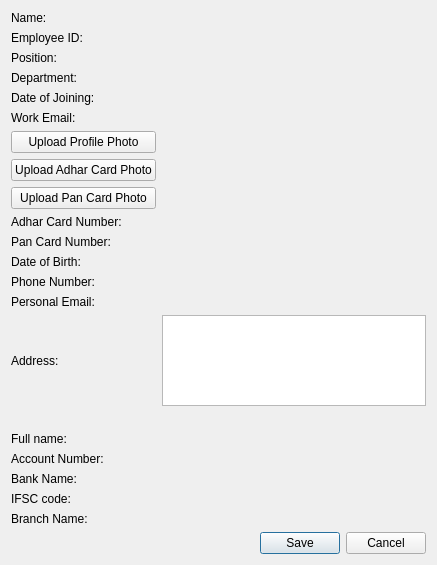
Old version of the form internal/ui/add_edit_employee.ui in the repository Omsutar03/payroll_app.
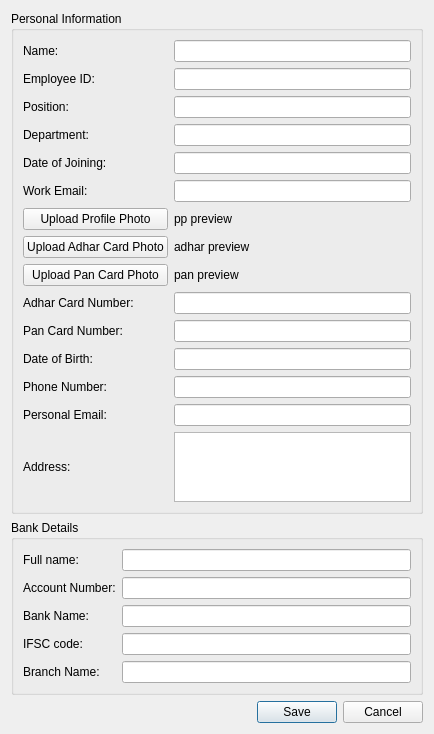
New version of the form.

Patch:
```diff
--- a/internal/ui/add_edit_employee.ui
+++ b/internal/ui/add_edit_employee.ui
@@ -6,180 +6,254 @@
    <rect>
     <x>0</x>
     <y>0</y>
-    <width>437</width>
-    <height>565</height>
+    <width>434</width>
+    <height>698</height>
    </rect>
   </property>
   <property name="windowTitle">
    <string>Dialog</string>
   </property>
+  <layout class="QVBoxLayout" name="verticalLayout">
+   <item>
+    <widget class="QGroupBox" name="groupBox">
+     <property name="title">
+      <string>Personal Information</string>
+     </property>
   <layout class="QGridLayout" name="gridLayout">
-   <item row="18" column="1">
-    <widget class="QLabel" name="label_31">
+      <item row="8" column="0">
+       <widget class="QPushButton" name="pushButton_3">
      <property name="text">
-      <string>Bank Name:</string>
+         <string>Upload Pan Card Photo</string>
      </property>
     </widget>
    </item>
-   <item row="13" column="1">
-    <widget class="QLabel" name="label_24">
+      <item row="6" column="0">
+       <widget class="QPushButton" name="pushButton">
      <property name="text">
-      <string>Personal Email:</string>
+         <string>Upload Profile Photo</string>
      </property>
     </widget>
    </item>
-   <item row="16" column="1">
-    <widget class="QLabel" name="label_27">
+      <item row="7" column="0">
+       <widget class="QPushButton" name="pushButton_2">
      <property name="text">
-      <string>Full name:</string>
+         <string>Upload Adhar Card Photo</string>
      </property>
     </widget>
    </item>
-   <item row="1" column="1">
-    <widget class="QLabel" name="label_2">
+      <item row="6" column="1">
+       <widget class="QLabel" name="label_17">
+        <property name="text">
+         <string>pp preview</string>
+        </property>
+       </widget>
+      </item>
+      <item row="10" column="0">
+       <widget class="QLabel" name="label_7">
+        <property name="text">
+         <string>Pan Card Number:</string>
+        </property>
+       </widget>
+      </item>
+      <item row="3" column="1">
+       <widget class="QLineEdit" name="lineEdit_3"/>
+      </item>
+      <item row="14" column="0">
+       <widget class="QLabel" name="label_11">
+        <property name="text">
+         <string>Address:</string>
+        </property>
+       </widget>
+      </item>
+      <item row="1" column="0">
+       <widget class="QLabel" name="label_1">
      <property name="text">
       <string>Employee ID:</string>
      </property>
     </widget>
    </item>
-   <item row="14" column="2">
-    <widget class="QTextEdit" name="textEdit"/>
-   </item>
-   <item row="17" column="1">
-    <widget class="QLabel" name="label_29">
-     <property name="text">
-      <string>Account Number:</string>
-     </property>
-    </widget>
-   </item>
-   <item row="19" column="1">
-    <widget class="QLabel" name="label_33">
-     <property name="text">
-      <string>IFSC code:</string>
-     </property>
-    </widget>
-   </item>
    <item row="4" column="1">
-    <widget class="QLabel" name="label_9">
+       <widget class="QLineEdit" name="lineEdit_4"/>
+      </item>
+      <item row="11" column="1">
+       <widget class="QLineEdit" name="lineEdit_8"/>
+      </item>
+      <item row="9" column="0">
+       <widget class="QLabel" name="label_6">
+        <property name="text">
+         <string>Adhar Card Number:</string>
+        </property>
+       </widget>
+      </item>
+      <item row="9" column="1">
+       <widget class="QLineEdit" name="lineEdit_6"/>
+      </item>
+      <item row="4" column="0">
+       <widget class="QLabel" name="label_4">
      <property name="text">
       <string>Date of Joining:</string>
      </property>
     </widget>
    </item>
-   <item row="21" column="1" colspan="2">
-    <widget class="QDialogButtonBox" name="buttonBox">
-     <property name="orientation">
-      <enum>Qt::Orientation::Horizontal</enum>
-     </property>
-     <property name="standardButtons">
-      <set>QDialogButtonBox::StandardButton::Cancel|QDialogButtonBox::StandardButton::Save</set>
-     </property>
-    </widget>
-   </item>
-   <item row="3" column="1">
-    <widget class="QLabel" name="label_7">
-     <property name="text">
-      <string>Department:</string>
-     </property>
-    </widget>
-   </item>
-   <item row="2" column="1">
+      <item row="10" column="1">
+       <widget class="QLineEdit" name="lineEdit_7"/>
+      </item>
+      <item row="3" column="0">
     <widget class="QLabel" name="label_3">
      <property name="text">
+         <string>Department:</string>
+        </property>
+       </widget>
+      </item>
+      <item row="2" column="0">
+       <widget class="QLabel" name="label_2">
+        <property name="text">
       <string>Position:</string>
      </property>
     </widget>
    </item>
-   <item row="0" column="1">
+      <item row="13" column="0">
+       <widget class="QLabel" name="label_10">
+        <property name="text">
+         <string>Personal Email:</string>
+        </property>
+       </widget>
+      </item>
+      <item row="1" column="1">
+       <widget class="QLineEdit" name="lineEdit_1"/>
+      </item>
+      <item row="7" column="1">
+       <widget class="QLabel" name="label_18">
+        <property name="text">
+         <string>adhar preview</string>
+        </property>
+       </widget>
+      </item>
+      <item row="8" column="1">
+       <widget class="QLabel" name="label_19">
+        <property name="text">
+         <string>pan preview</string>
+        </property>
+       </widget>
+      </item>
+      <item row="5" column="0">
+       <widget class="QLabel" name="label_5">
+        <property name="text">
+         <string>Work Email:</string>
+        </property>
+       </widget>
+      </item>
+      <item row="2" column="1">
+       <widget class="QLineEdit" name="lineEdit_2"/>
+      </item>
+      <item row="11" column="0">
+       <widget class="QLabel" name="label_8">
+        <property name="text">
+         <string>Date of Birth:</string>
+        </property>
+       </widget>
+      </item>
+      <item row="0" column="0">
     <widget class="QLabel" name="label">
      <property name="text">
       <string>Name:</string>
      </property>
     </widget>
    </item>
+      <item row="0" column="1">
+       <widget class="QLineEdit" name="lineEdit"/>
+      </item>
+      <item row="12" column="0">
+       <widget class="QLabel" name="label_9">
+        <property name="text">
+         <string>Phone Number:</string>
+        </property>
+       </widget>
+      </item>
    <item row="5" column="1">
-    <widget class="QLabel" name="label_11">
-     <property name="text">
-      <string>Work Email:</string>
-     </property>
-    </widget>
-   </item>
-   <item row="15" column="1" colspan="2">
-    <spacer name="horizontalSpacer">
-     <property name="orientation">
-      <enum>Qt::Orientation::Horizontal</enum>
-     </property>
-     <property name="sizeHint" stdset="0">
-      <size>
-       <width>40</width>
-       <height>20</height>
-      </size>
-     </property>
-    </spacer>
-   </item>
-   <item row="11" column="1">
-    <widget class="QLabel" name="label_20">
-     <property name="text">
-      <string>Date of Birth:</string>
-     </property>
-    </widget>
-   </item>
-   <item row="8" column="1">
-    <widget class="QPushButton" name="pushButton_3">
-     <property name="text">
-      <string>Upload Pan Card Photo</string>
-     </property>
-    </widget>
-   </item>
-   <item row="7" column="1">
-    <widget class="QPushButton" name="pushButton_2">
-     <property name="text">
-      <string>Upload Adhar Card Photo</string>
-     </property>
-    </widget>
+       <widget class="QLineEdit" name="lineEdit_5"/>
    </item>
    <item row="12" column="1">
-    <widget class="QLabel" name="label_22">
-     <property name="text">
-      <string>Phone Number:</string>
-     </property>
-    </widget>
-   </item>
-   <item row="9" column="1">
-    <widget class="QLabel" name="label_16">
-     <property name="text">
-      <string>Adhar Card Number:</string>
-     </property>
-    </widget>
+       <widget class="QLineEdit" name="lineEdit_9"/>
+      </item>
+      <item row="13" column="1">
+       <widget class="QLineEdit" name="lineEdit_10"/>
    </item>
    <item row="14" column="1">
-    <widget class="QLabel" name="label_26">
+       <widget class="QTextEdit" name="textEdit"/>
+      </item>
+     </layout>
+    </widget>
+   </item>
+   <item>
+    <widget class="QGroupBox" name="groupBox_2">
+     <property name="title">
+      <string>Bank Details</string>
+     </property>
+     <layout class="QGridLayout" name="gridLayout_2">
+      <item row="3" column="0">
+       <widget class="QLabel" name="label_15">
      <property name="text">
-      <string>Address:</string>
+         <string>IFSC code:</string>
      </property>
     </widget>
    </item>
-   <item row="10" column="1">
-    <widget class="QLabel" name="label_18">
+      <item row="1" column="0">
+       <widget class="QLabel" name="label_13">
      <property name="text">
-      <string>Pan Card Number:</string>
+         <string>Account Number:</string>
      </property>
     </widget>
    </item>
-   <item row="6" column="1">
-    <widget class="QPushButton" name="pushButton">
+      <item row="0" column="0">
+       <widget class="QLabel" name="label_12">
      <property name="text">
-      <string>Upload Profile Photo</string>
+         <string>Full name:</string>
      </property>
     </widget>
    </item>
-   <item row="20" column="1">
-    <widget class="QLabel" name="label_35">
+      <item row="4" column="0">
+       <widget class="QLabel" name="label_16">
      <property name="text">
       <string>Branch Name:</string>
      </property>
     </widget>
    </item>
+      <item row="2" column="0">
+       <widget class="QLabel" name="label_14">
+        <property name="text">
+         <string>Bank Name:</string>
+        </property>
+       </widget>
+      </item>
+      <item row="0" column="1">
+       <widget class="QLineEdit" name="lineEdit_12"/>
+      </item>
+      <item row="1" column="1">
+       <widget class="QLineEdit" name="lineEdit_13"/>
+      </item>
+      <item row="2" column="1">
+       <widget class="QLineEdit" name="lineEdit_14"/>
+      </item>
+      <item row="3" column="1">
+       <widget class="QLineEdit" name="lineEdit_15"/>
+      </item>
+      <item row="4" column="1">
+       <widget class="QLineEdit" name="lineEdit_16"/>
+      </item>
+     </layout>
+    </widget>
+   </item>
+   <item>
+    <widget class="QDialogButtonBox" name="buttonBox">
+     <property name="orientation">
+      <enum>Qt::Orientation::Horizontal</enum>
+     </property>
+     <property name="standardButtons">
+      <set>QDialogButtonBox::StandardButton::Cancel|QDialogButtonBox::StandardButton::Save</set>
+     </property>
+    </widget>
+   </item>
   </layout>
  </widget>
  <resources/>
```
Left out of the diff: 35 changed lines with no effect on the pictures. Lines whose indentation alone changed are shown as unchanged.
